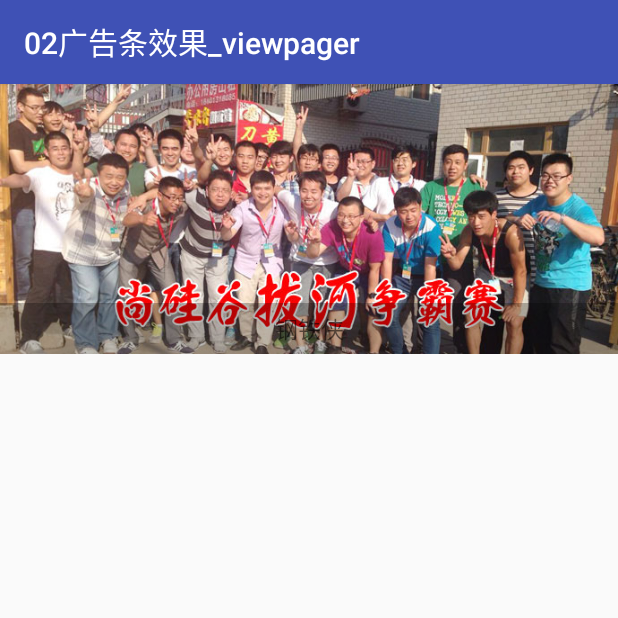
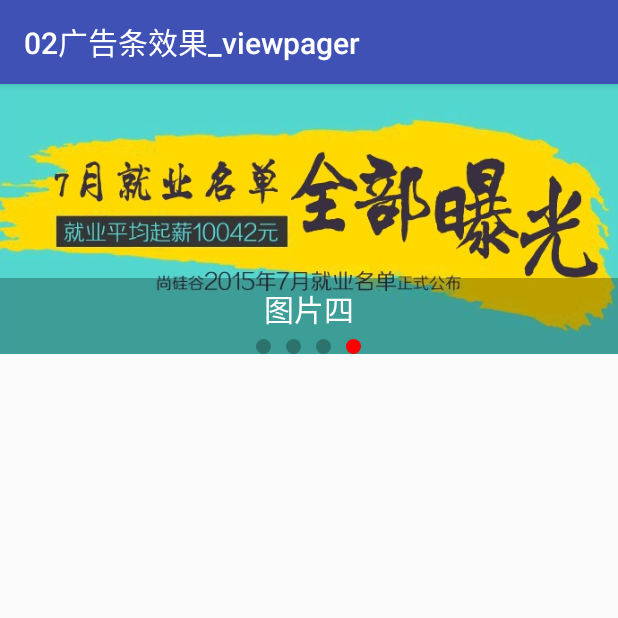
Before and after one commit to shuhaoLIN/Custom-view-learning, an Android app: the screen it shows after launch (MainActivity), on a phone screen of 412 x 824 dp, the top half of it. Run offline under Robolectric (Android 15) with nearby library versions, the phone set to English and light mode, and no system bars.

Commit message:
对Viewpager添加了支持无限滑动、自动滚动、按住不动或滑动不动、点击事件的效果

```diff
--- a/02广告条效果_viewpager/src/main/java/com/example/viewpager/MainActivity.java
+++ b/02广告条效果_viewpager/src/main/java/com/example/viewpager/MainActivity.java
@@ -1,19 +1,21 @@
 package com.example.viewpager;
 
+import android.os.Handler;
+import android.os.Message;
 import android.support.v4.view.PagerAdapter;
 import android.support.v4.view.ViewPager;
 import android.support.v7.app.AppCompatActivity;
 import android.os.Bundle;
 import android.util.Log;
+import android.view.MotionEvent;
 import android.view.View;
 import android.view.ViewGroup;
 import android.widget.ImageView;
 import android.widget.LinearLayout;
 import android.widget.TextView;
+import android.widget.Toast;
 
 import java.util.ArrayList;
-import java.util.HashSet;
-import java.util.Set;
 
 public class MainActivity extends AppCompatActivity {
 
@@ -35,6 +37,19 @@ public class MainActivity extends AppCompatActivity {
             "图片二",
             "图片三",
             "图片四"
+    };
+
+    private  int prePosition = 0; //这个prePosition是针对group中第几个子View定义的
+
+    Handler handler = new Handler(){
+        @Override
+        public void handleMessage(Message msg) {
+            super.handleMessage(msg);
+            int item = viewpager.getCurrentItem() + 1 ;
+            viewpager.setCurrentItem(item);
+
+            handler.sendEmptyMessageDelayed(0, 2000);
+        }
     };
 
     @Override
@@ -59,9 +74,80 @@ public class MainActivity extends AppCompatActivity {
             ImageView imageView = new ImageView(this);
             imageView.setBackgroundResource(imageIds[i]);
             imageViews.add(imageView);
+
+            //添加点（用图片来做）
+            LinearLayout.LayoutParams params = new LinearLayout.LayoutParams(15,15);
+            ImageView point = new ImageView(this);
+            point.setBackgroundResource(R.drawable.point_selector);
+            if(i == prePosition){
+                point.setEnabled(true);
+            }else{
+                point.setEnabled(false);
+                params.leftMargin = 15;
+            }
+            point.setLayoutParams(params);
+            point_group.addView(point);
         }
 
         viewpager.setAdapter(new MyPagerAdapter());
+        //设置监听viewpager的页面改变
+        viewpager.addOnPageChangeListener(new MyOnPageChangeListener());
+        textview.setText(imageDec[prePosition]);
+
+         int currentItem = Integer.MAX_VALUE / 2 - Integer.MAX_VALUE / 2 % imageViews.size();
+        //使得第一个item是中间item，那么就可以保证能够左右滑动了
+        viewpager.setCurrentItem(currentItem);
+
+        handler.sendEmptyMessageDelayed(0, 2000);
+    }
+    class MyOnPageChangeListener implements ViewPager.OnPageChangeListener{
+        /**
+         * 当页面滚动了回调这个方法
+         * @param position 当前页面的位置
+         * @param positionOffset 滑动页面的百分比
+         * @param positionOffsetPixels 在屏幕上滑动的像素
+         */
+        @Override
+        public void onPageScrolled(int position, float positionOffset, int positionOffsetPixels) {
+
+        }
+
+        /**
+         * 当某个页面被选中的时候回调
+         * @param position 被选中的页面的位置
+         */
+        @Override
+        public void onPageSelected(int position) {
+            int realPosition = position % imageViews.size();
+
+            //设置对应页面的文本信息
+            textview.setText(imageDec[realPosition]);
+            //把上一次的高亮设置为灰色
+            point_group.getChildAt(prePosition).setEnabled(false); // 因为这个是针对这个group的，所以要用realPosition
+            //这一次选中的为高亮
+            point_group.getChildAt(realPosition).setEnabled(true);
+
+            prePosition = realPosition;
+        }
+
+        /**
+         * 当页面的滚动状态变化的时候回调
+         * 静止 --》 滑动
+         * 滑动 --》 静止
+         * 静止 --》 拖拽
+         * @param state
+         */
+        @Override
+        public void onPageScrollStateChanged(int state) {
+            if (state == ViewPager.SCROLL_STATE_DRAGGING){
+                handler.removeCallbacksAndMessages(null);
+            }else if(state == ViewPager.SCROLL_STATE_SETTLING){
+
+            }else if (state == ViewPager.SCROLL_STATE_IDLE){
+                handler.removeCallbacksAndMessages(null);
+                handler.sendEmptyMessageDelayed(0, 2000);
+            }
+        }
     }
     class MyPagerAdapter extends PagerAdapter{
 
@@ -71,7 +157,7 @@ public class MainActivity extends AppCompatActivity {
          */
         @Override
         public int getCount() {
-            return imageViews.size();
+            return Integer.MAX_VALUE;
         }
 
         /**
@@ -82,8 +168,43 @@ public class MainActivity extends AppCompatActivity {
          */
         @Override
         public Object instantiateItem(ViewGroup container, int position) {
-            ImageView imageView = imageViews.get(position);
-            Log.e(TAG, "instantiateItem: ==" + position + "  iamgeview == " + imageView);
+            int realPosition = position % imageViews.size();
+            ImageView imageView = imageViews.get(realPosition);
+            Log.e(TAG, "instantiateItem: ==" + position + "  iamgeview == " + imageView + " -- realPosition == " + realPosition);
+
+            //设置点击事件
+            imageView.setOnTouchListener(new View.OnTouchListener() {
+                @Override
+                public boolean onTouch(View v, MotionEvent event) {
+                    switch(event.getAction()){
+                        case MotionEvent.ACTION_DOWN: //手指按下去
+                            Log.e(TAG, "onTouch: down");
+                            handler.removeCallbacksAndMessages(null);
+                            break;
+                        case MotionEvent.ACTION_MOVE: //手指移动
+                            break;
+                        case MotionEvent.ACTION_CANCEL:
+                            break;
+                        case MotionEvent.ACTION_UP: //手指离开
+                            Log.e(TAG, "onTouch: UP");
+                            handler.sendEmptyMessageDelayed(0, 2000);
+                            break;
+
+                    }
+                    return false;
+                }
+            });
+            //让View去携带信息
+            imageView.setTag(position);
+            imageView.setOnClickListener(new View.OnClickListener() {
+                @Override
+                public void onClick(View v) {
+                    int position = (int) v.getTag() % imageViews.size();
+
+                    String text = imageDec[position];
+                    Toast.makeText(MainActivity.this, "text ==" + text, Toast.LENGTH_SHORT).show();
+                }
+            });
             container.addView(imageView);
             return imageView;
         }
--- /dev/null
+++ b/02广告条效果_viewpager/src/main/res/drawable/point_normal.xml
@@ -0,0 +1,9 @@
+<?xml version="1.0" encoding="utf-8"?>
+<shape xmlns:android="http://schemas.android.com/apk/res/android"
+    android:shape="oval"
+>
+    <size android:width="15dp"
+          android:height="15dp"/>
+    <solid android:color="#44000000"/>
+
+</shape>
--- /dev/null
+++ b/02广告条效果_viewpager/src/main/res/drawable/point_press.xml
@@ -0,0 +1,9 @@
+<?xml version="1.0" encoding="utf-8"?>
+<shape xmlns:android="http://schemas.android.com/apk/res/android"
+       android:shape="oval"
+>
+    <size android:width="15dp"
+          android:height="15dp"/>
+    <solid android:color="#ff0000"/>
+
+</shape>
--- /dev/null
+++ b/02广告条效果_viewpager/src/main/res/drawable/point_selector.xml
@@ -0,0 +1,5 @@
+<?xml version="1.0" encoding="utf-8"?>
+<selector xmlns:android="http://schemas.android.com/apk/res/android">
+    <item android:state_enabled="false" android:drawable="@drawable/point_normal"/>
+    <item android:state_enabled="true" android:drawable="@drawable/point_press"/>
+</selector>
--- a/02广告条效果_viewpager/src/main/res/layout/activity_main.xml
+++ b/02广告条效果_viewpager/src/main/res/layout/activity_main.xml
@@ -20,10 +20,11 @@
             android:layout_height="wrap_content">
         <TextView
                 android:id="@+id/textview"
-                android:textSize="15dp"
+                android:textSize="20dp"
                 android:padding="5dp"
                 android:gravity="center"
                 android:text="钢铁侠"
+                android:textColor="#ffffff"
                 android:layout_width="match_parent"
                 android:layout_height="wrap_content"/>
         <LinearLayout
```
